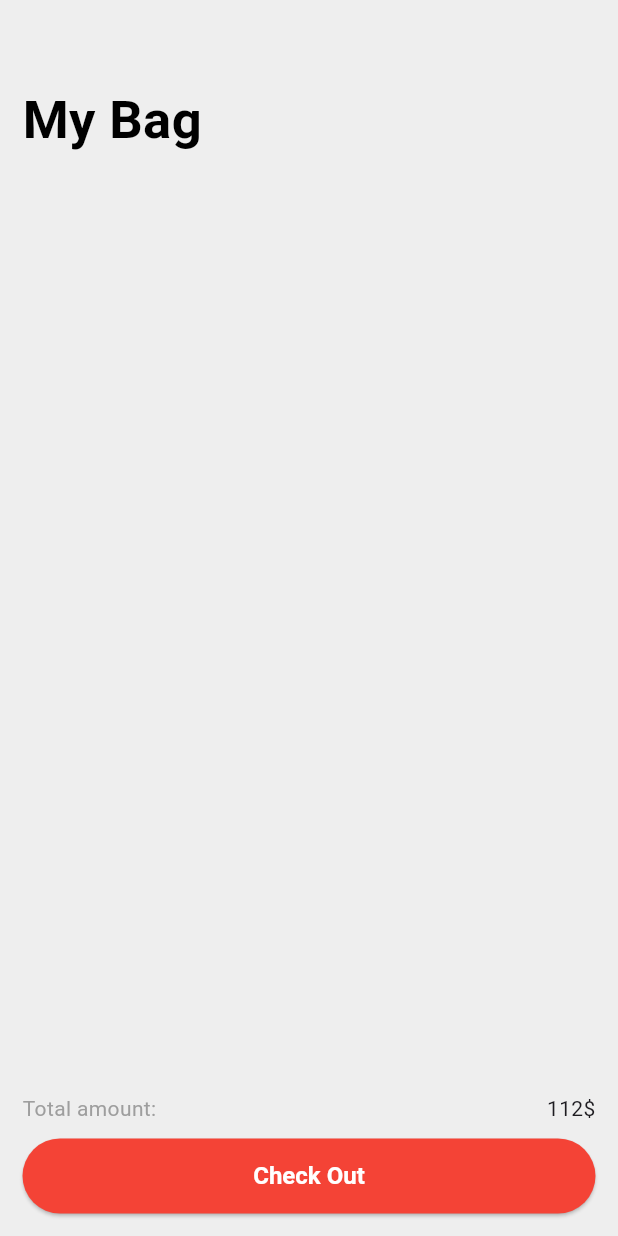
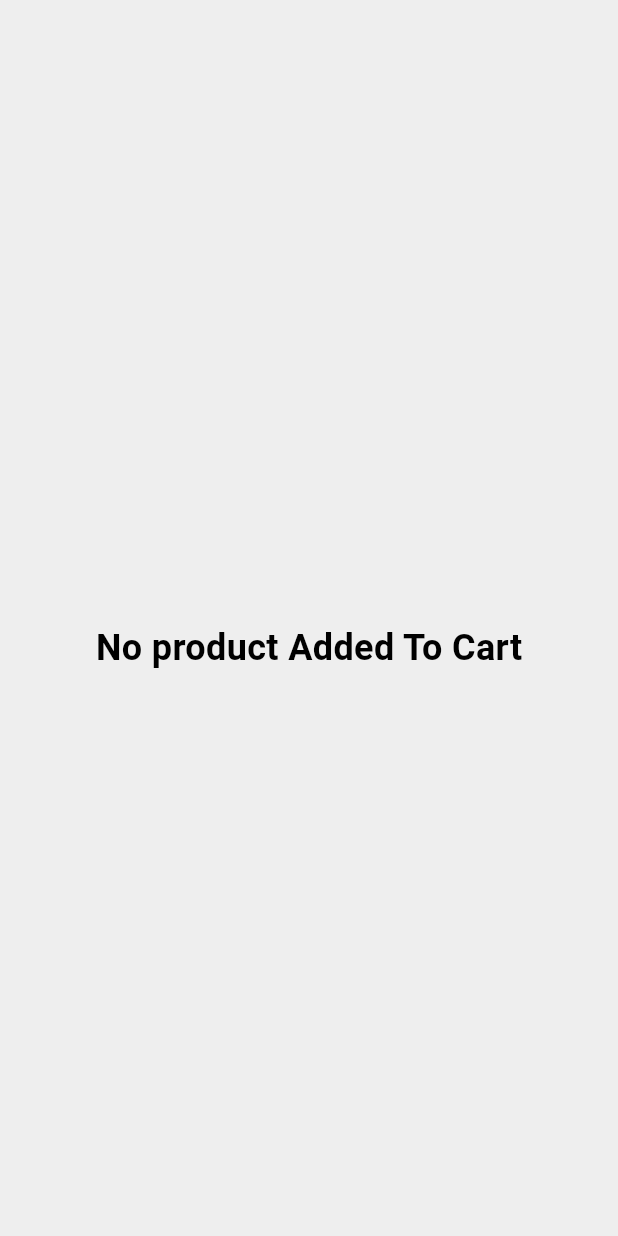
Before and after one commit to khaledelnagdy10/e-commerce, a Flutter app: the BagView screen opened directly, on a phone screen of 412 x 824 dp. Run offline on Flutter 3.47's test engine with Material 3 defaults, Android fonts, the phone set to English and light mode, and no system bars; our stand-ins replace bloc, cloud_firestore, equatable, firebase_auth, firebase_core, flutter_bloc and 3 more; accounts and stored records are empty; network calls fail.

Commit message:
refactor quantity count &remove product from cart

```diff
--- a/lib/features/presentation/bag/features/controller/Favourite cubit/bag_cubit.dart
+++ /dev/null
@@ -1,24 +0,0 @@
-// ignore_for_file: public_member_api_docs, sort_constructors_first
-import 'package:bloc/bloc.dart';
-import 'package:equatable/equatable.dart';
-
-import 'package:store_app2/core/utils/models/all_product_model.dart';
-
-part 'bag_state.dart';
-
-class BagCubit extends Cubit<BagState> {
-  BagCubit() : super(BagInitial());
-
-  List<AllProductModel> bagProductsList = [];
-
-  void addToBagList(AllProductModel product) {
-    if (!isAddedToCart(product)) {
-      bagProductsList.add(product);
-    }
-    emit(BagUpdated(bagList: List.from(bagProductsList)));
-  }
-
-  bool isAddedToCart(AllProductModel product) {
-    return bagProductsList.any((p) => p.id == product.id);
-  }
-}
--- a/lib/features/presentation/bag/features/controller/Favourite cubit/bag_state.dart
+++ /dev/null
@@ -1,20 +0,0 @@
-// ignore_for_file: public_member_api_docs, sort_constructors_first
-part of 'bag_cubit.dart';
-
-sealed class BagState extends Equatable {
-  const BagState();
-
-  @override
-  List<Object> get props => [];
-}
-
-final class BagInitial extends BagState {}
-
-class BagUpdated extends BagState {
-  final List<AllProductModel> bagList;
-
-  const BagUpdated({required this.bagList});
-
-  @override
-  List<Object> get props => [bagList];
-}
--- a/lib/features/presentation/bag/features/view/bag_view.dart
+++ b/lib/features/presentation/bag/features/view/bag_view.dart
@@ -1,5 +1,7 @@
 import 'package:flutter/material.dart';
+import 'package:flutter_bloc/flutter_bloc.dart';
 import 'package:store_app2/core/utils/text_style.dart';
+import 'package:store_app2/features/presentation/bag/features/controller/Bag%20cubit/bag_cubit.dart';
 import 'package:store_app2/features/presentation/bag/features/widgets/bag_info_body.dart';
 
 class BagView extends StatelessWidget {
@@ -15,7 +17,10 @@ class BagView extends StatelessWidget {
           top: 55,
           bottom: 15,
         ),
-        child: Column(
+        child: BlocBuilder<BagCubit, BagState>(
+          builder: (context, state) {
+            if (state is BagUpdated) {
+              return Column(
                 crossAxisAlignment: CrossAxisAlignment.start,
                 children: [
                   Text('My Bag', style: Style.textStyleBoldHeadLine),
@@ -33,9 +38,22 @@ class BagView extends StatelessWidget {
                   SizedBox(
                     height: 50,
                     width: double.infinity,
-              child: ElevatedButton(onPressed: () {}, child: Text('Check Out')),
+                    child: ElevatedButton(
+                      onPressed: () {},
+                      child: Text('Check Out'),
+                    ),
                   ),
                 ],
+              );
+            } else {
+              return Center(
+                child: const Text(
+                  'No product Added To Cart',
+                  style: Style.textStyleBold24Black,
+                ),
+              );
+            }
+          },
         ),
       ),
     );
--- a/lib/features/presentation/bag/features/widgets/bag_info_body.dart
+++ b/lib/features/presentation/bag/features/widgets/bag_info_body.dart
@@ -11,22 +11,19 @@ class BagInfoBody extends StatefulWidget {
 }
 
 class _BagInfoBodyState extends State<BagInfoBody> {
-  int productNum = 1;
-
   @override
   Widget build(BuildContext context) {
-    return BlocBuilder<BagCubit, BagState>(
-      builder: (context, state) {
-        if (state is BagUpdated) {
+    final bagCubit = context.watch<BagCubit>();
+    final bagList = bagCubit.bagProductsList;
     return ListView.separated(
       separatorBuilder: (_, _) => Divider(),
 
-            itemCount: state.bagList.length,
+      itemCount: bagList.length,
       itemBuilder: (context, i) {
-              final product = state.bagList[i];
+        final product = bagList[i];
 
         return Container(
-                height: 135,
+          padding: EdgeInsets.all(4),
           decoration: BoxDecoration(color: Colors.white),
 
           child: Row(
@@ -52,10 +49,7 @@ class _BagInfoBodyState extends State<BagInfoBody> {
                     children: [
                       Text(
                         product.productName,
-                              style: TextStyle(
-                                color: Colors.black,
-                                fontSize: 16,
-                              ),
+                        style: TextStyle(color: Colors.black, fontSize: 16),
                       ),
 
                       Row(
@@ -65,6 +59,16 @@ class _BagInfoBodyState extends State<BagInfoBody> {
                           SizedBox(width: 20),
                           Text("Size:", style: Style.textStyle14grey),
                           Text('XL', style: Style.textStyle14Black),
+                          IconButton(
+                            onPressed: () {
+                              setState(() {
+                                context.read<BagCubit>().removeFromBagList(
+                                  product,
+                                );
+                              });
+                            },
+                            icon: Icon(Icons.delete),
+                          ),
                         ],
                       ),
                       SizedBox(height: 30),
@@ -72,33 +76,33 @@ class _BagInfoBodyState extends State<BagInfoBody> {
                         children: [
                           FloatingActionButton(
                             mini: true,
-                                  heroTag: null,
+                            heroTag: 'decrement_${product.id}',
 
                             shape: CircleBorder(),
                             backgroundColor: Colors.white,
                             foregroundColor: Colors.grey,
                             onPressed: () {
                               setState(() {
-                                      productNum > 0 ? productNum-- : 0;
+                                bagCubit.decrementNumberProduct(product);
                               });
                             },
                             child: Icon(Icons.remove),
                           ),
                           SizedBox(width: 10),
                           Text(
-                                  "$productNum",
+                            "${product.quantity}",
                             style: Style.textStyle16Black,
                           ),
                           SizedBox(width: 10),
                           FloatingActionButton(
                             mini: true,
-                                  heroTag: null,
+                            heroTag: 'increment_${product.id}',
                             shape: CircleBorder(),
                             backgroundColor: Colors.white,
                             foregroundColor: Colors.grey,
                             onPressed: () {
                               setState(() {
-                                      productNum++;
+                                bagCubit.incrementNumberProduct(product);
                               });
                             },
                             child: Icon(Icons.add),
@@ -111,9 +115,9 @@ class _BagInfoBodyState extends State<BagInfoBody> {
               ),
 
               Padding(
-                      padding: const EdgeInsets.only(bottom: 20, right: 15),
+                padding: const EdgeInsets.only(bottom: 10, right: 15),
                 child: Text(
-                        "${(product.price * productNum).toStringAsFixed(2)}\$",
+                  "${(product.price * product.quantity).toStringAsFixed(2)}\$",
                   textAlign: TextAlign.end,
                   style: Style.textStyle14Black,
                 ),
@@ -123,10 +127,5 @@ class _BagInfoBodyState extends State<BagInfoBody> {
         );
       },
     );
-        } else {
-          return SizedBox.shrink();
-        }
-      },
-    );
   }
 }
```
Lines whose indentation alone changed are shown as unchanged.
